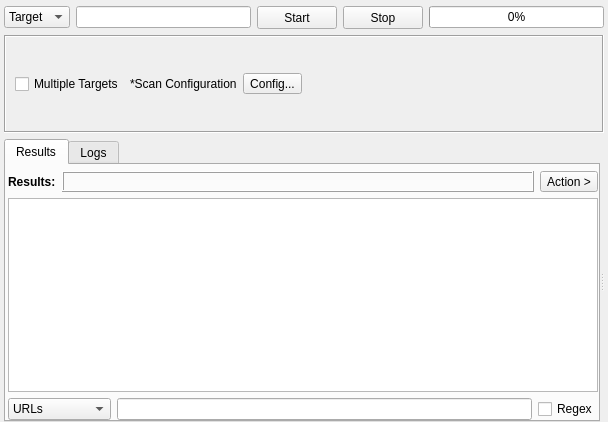
First picture: the form in sub3suite/src/tools/url/URLTool.ui, repository 3nock/OTE, before the edit.
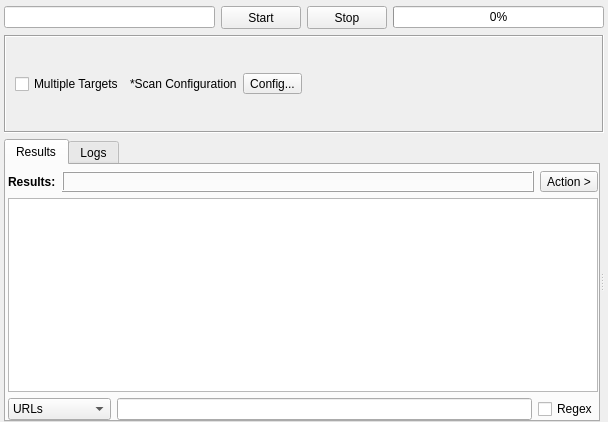
Second picture: the form after the edit. Custom widgets are drawn as their Qt base class.

```diff
--- a/sub3suite/src/tools/url/URLTool.ui
+++ b/sub3suite/src/tools/url/URLTool.ui
@@ -31,33 +31,6 @@
    </property>
    <item>
     <layout class="QHBoxLayout" name="horizontalLayout_5">
-     <item>
-      <widget class="QComboBox" name="comboBoxOption">
-       <property name="sizePolicy">
-        <sizepolicy hsizetype="Fixed" vsizetype="Fixed">
-         <horstretch>0</horstretch>
-         <verstretch>0</verstretch>
-        </sizepolicy>
-       </property>
-       <property name="minimumSize">
-        <size>
-         <width>0</width>
-         <height>0</height>
-        </size>
-       </property>
-       <property name="focusPolicy">
-        <enum>Qt::NoFocus</enum>
-       </property>
-       <property name="styleSheet">
-        <string notr="true"/>
-       </property>
-       <item>
-        <property name="text">
-         <string>Target</string>
-        </property>
-       </item>
-      </widget>
-     </item>
      <item>
       <widget class="QLineEdit" name="lineEditTarget"/>
      </item>
```
